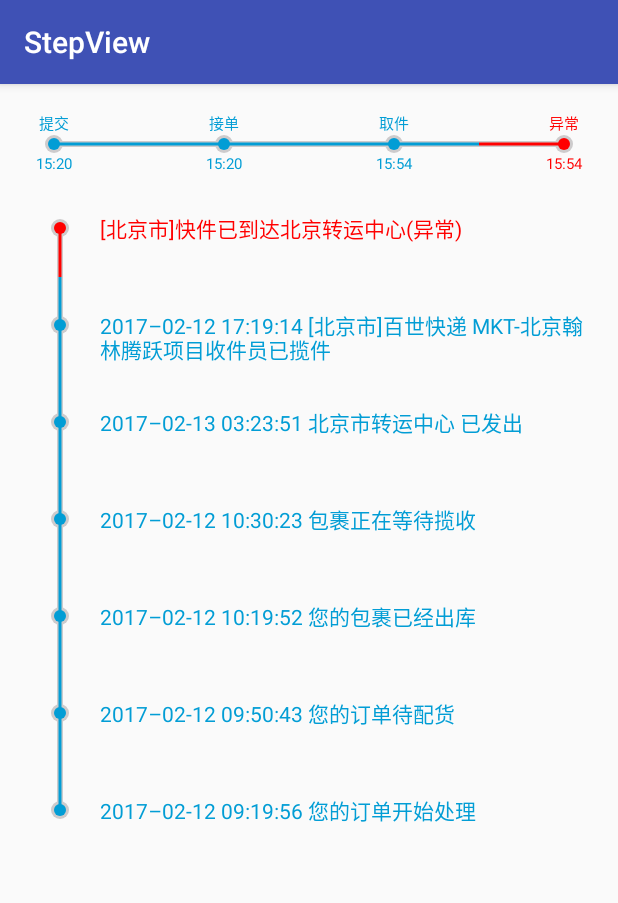
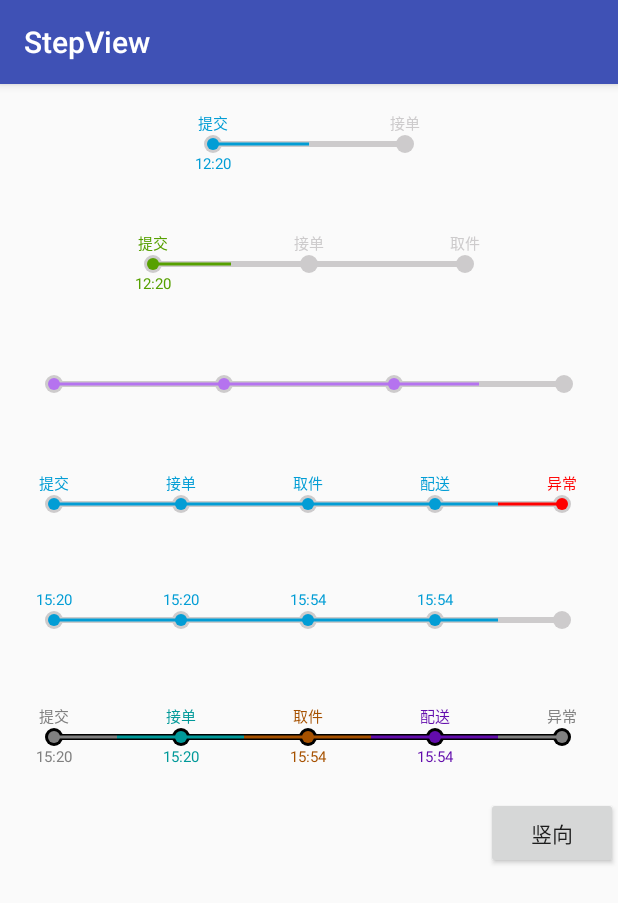
Before and after one commit to zhangxuyang321/StepView, an Android app: the screen it shows after launch (MainActivity), on a phone screen of 412 x 824 dp. Shown: the top 903 px of the screen. Run offline under Robolectric (Android 15) with nearby library versions, the phone set to English and light mode, and no system bars; 2 statements that could not run were skipped.

Commit message:
版本1.0.4 修复bug 修改例子

```diff
--- a/app/src/main/java/com/xyz/stepview/MainActivity.java
+++ b/app/src/main/java/com/xyz/stepview/MainActivity.java
@@ -2,6 +2,7 @@ package com.xyz.stepview;
 
 import android.support.v7.app.AppCompatActivity;
 import android.os.Bundle;
+
 import com.xyz.step.FlowViewHorizontal;
 import com.xyz.step.FlowViewVertical;
 
@@ -14,17 +15,28 @@ public class MainActivity extends AppCompatActivity {
     protected void onCreate(Bundle savedInstanceState) {
         super.onCreate(savedInstanceState);
         setContentView(R.layout.activity_main);
-        FlowViewHorizontal hFlow = (FlowViewHorizontal) findViewById(R.id.hflowview);
-        FlowViewVertical vFlow = (FlowViewVertical) findViewById(R.id.vflowview);
-
-        Map<String,String> map = new HashMap<>();
-        map.put("异常","#FF0000");
+        FlowViewHorizontal hFlow3 = (FlowViewHorizontal) findViewById(R.id.hflowview3);
+        FlowViewHorizontal hFlow4 = (FlowViewHorizontal) findViewById(R.id.hflowview4);
+        FlowViewHorizontal hFlow5 = (FlowViewHorizontal) findViewById(R.id.hflowview5);
+        FlowViewHorizontal hFlow6 = (FlowViewHorizontal) findViewById(R.id.hflowview6);
 
 
-        hFlow.setProgress(4, 4, getResources().getStringArray(R.array.hflow), getResources().getStringArray(R.array.htime));
-        hFlow.setKeyColor(map);
+        Map<String, String> map = new HashMap<>();
+        map.put("异常", "#FF0000");
 
-        vFlow.setProgress(7,7,getResources().getStringArray(R.array.vflow),null);
-        vFlow.setKeyColor(map);
+        hFlow3.setProgress(3, 4, null, null);
+
+        hFlow4.setProgress(5, 5, getResources().getStringArray(R.array.hflow), null);
+        hFlow4.setKeyColor(map);
+
+        hFlow5.setProgress(4, 5, getResources().getStringArray(R.array.htime5), null);
+
+        hFlow6.setProgress(5, 5, getResources().getStringArray(R.array.hflow), getResources().getStringArray(R.array.htime5));
+        Map<String, String> map1 = new HashMap<>();
+        map1.put("接单", "#009999");
+        map1.put("取件", "#A65100");
+        map1.put("配送", "#620CAC");
+        map1.put("完成", "#00733E");
+        hFlow6.setKeyColor(map1);
     }
 }
--- a/app/src/main/res/layout/activity_main.xml
+++ b/app/src/main/res/layout/activity_main.xml
@@ -6,7 +6,52 @@
     android:orientation="vertical">
 
     <com.xyz.step.FlowViewHorizontal
-        android:id="@+id/hflowview"
+        android:id="@+id/hflowview1"
+        android:layout_width="200dp"
+        android:layout_height="80dp"
+        android:layout_gravity="center_horizontal"
+        android:paddingLeft="30dp"
+        app:h_bg_radius="6dp"
+        app:h_bg_width='4dp'
+        app:h_max_step="2"
+        app:h_pro_radius='4dp'
+        app:h_pro_width="2dp"
+        app:h_text_padding='10dp'
+        app:h_textsize='10dp'
+        app:h_time_padding='17dp' />
+
+    <com.xyz.step.FlowViewHorizontal
+        android:id="@+id/hflowview2"
+        android:layout_width="280dp"
+        android:layout_height="80dp"
+        android:layout_gravity="center_horizontal"
+        android:paddingLeft="30dp"
+        app:h_bg_radius="6dp"
+        app:h_bg_width='4dp'
+        app:h_max_step="3"
+        app:h_pro_color="#56A000"
+        app:h_pro_radius='4dp'
+        app:h_pro_width="2dp"
+        app:h_text_padding='10dp'
+        app:h_textsize='10dp'
+        app:h_time_padding='17dp' />
+
+    <com.xyz.step.FlowViewHorizontal
+        android:id="@+id/hflowview3"
+        android:layout_width="match_parent"
+        android:layout_height="80dp"
+        android:paddingLeft="30dp"
+        app:h_bg_radius="6dp"
+        app:h_bg_width='4dp'
+        app:h_pro_color="#B573EF"
+        app:h_pro_radius='4dp'
+        app:h_pro_width="2dp"
+        app:h_text_padding='10dp'
+        app:h_textsize='10dp'
+        app:h_time_padding='17dp' />
+
+    <com.xyz.step.FlowViewHorizontal
+        android:id="@+id/hflowview4"
         android:layout_width="match_parent"
         android:layout_height="80dp"
         android:paddingLeft="30dp"
@@ -18,20 +63,39 @@
         app:h_textsize='10dp'
         app:h_time_padding='17dp' />
 
-    <com.xyz.step.FlowViewVertical
-        android:id="@+id/vflowview"
+    <com.xyz.step.FlowViewHorizontal
+        android:id="@+id/hflowview5"
         android:layout_width="match_parent"
-        android:layout_height="160dp"
-        android:paddingBottom="10dp"
-        android:paddingRight="10dp"
-        android:paddingTop="10dp"
-        app:v_bgPositionX="40dp"
-        app:v_bg_radius="6dp"
-        app:v_bg_width="4dp"
-        app:v_interval="65dp"
-        app:v_max_step="7"
-        app:v_pro_radius='4dp'
-        app:v_pro_width="2dp"
-        app:v_textMoveTop="7dp"
-        app:v_textsize="14dp" />
+        android:layout_height="75dp"
+        android:paddingLeft="30dp"
+        app:h_bg_radius="6dp"
+        app:h_bg_width='4dp'
+        app:h_pro_radius='4dp'
+        app:h_pro_width="2dp"
+        app:h_text_padding='10dp'
+        app:h_textsize='10dp'
+        app:h_time_padding='17dp' />
+
+    <com.xyz.step.FlowViewHorizontal
+        android:id="@+id/hflowview6"
+        android:layout_width="match_parent"
+        android:layout_height="80dp"
+        android:paddingLeft="30dp"
+        app:h_bg_color="#000"
+        app:h_bg_radius="6dp"
+        app:h_bg_width='4dp'
+        app:h_pro_color="#808080"
+        app:h_pro_radius='4dp'
+        app:h_pro_width="2dp"
+        app:h_text_padding='10dp'
+        app:h_textsize='10dp'
+        app:h_time_padding='17dp' />
+
+    <Button
+        android:id="@+id/btn"
+        android:layout_width="wrap_content"
+        android:layout_height="wrap_content"
+        android:layout_gravity="right"
+        android:text="竖向" />
+
 </LinearLayout>
--- a/step/src/main/java/com/xyz/step/FlowViewHorizontal.java
+++ b/step/src/main/java/com/xyz/step/FlowViewHorizontal.java
@@ -35,7 +35,7 @@ public class FlowViewHorizontal extends View {
     private int proStep;
     private int interval;
     private String[] titles = {"提交", "接单", "取件", "配送", "完成"};
-    private String[] times={"12:20"};
+    private String[] times = {"12:20"};
     private Map<String, String> map;
 
     public FlowViewHorizontal(Context context) {
@@ -124,8 +124,11 @@ public class FlowViewHorizontal extends View {
                 if (null != times)
                     canvas.drawText(times[i], startX + (i * interval), bgCenterY + timePadding, proPaint);
             } else {
-                if (null != titles)
-                    canvas.drawText(titles[i], startX + (i * interval), bgCenterY - textPadding, bgPaint);
+                if (null != titles) {
+                    String title = titles[i];
+                    if (null == title) continue;
+                    canvas.drawText(title, startX + (i * interval), bgCenterY - textPadding, bgPaint);
+                }
             }
         }
     }
--- a/step/src/main/res/values/strings.xml
+++ b/step/src/main/res/values/strings.xml
@@ -15,10 +15,12 @@
         <item>提交</item>
         <item>接单</item>
         <item>取件</item>
+        <item>配送</item>
         <item>异常</item>
     </string-array>
 
-    <string-array name="htime">
+
+    <string-array name="htime5">
         <item>15:20</item>
         <item>15:20</item>
         <item>15:54</item>
```
